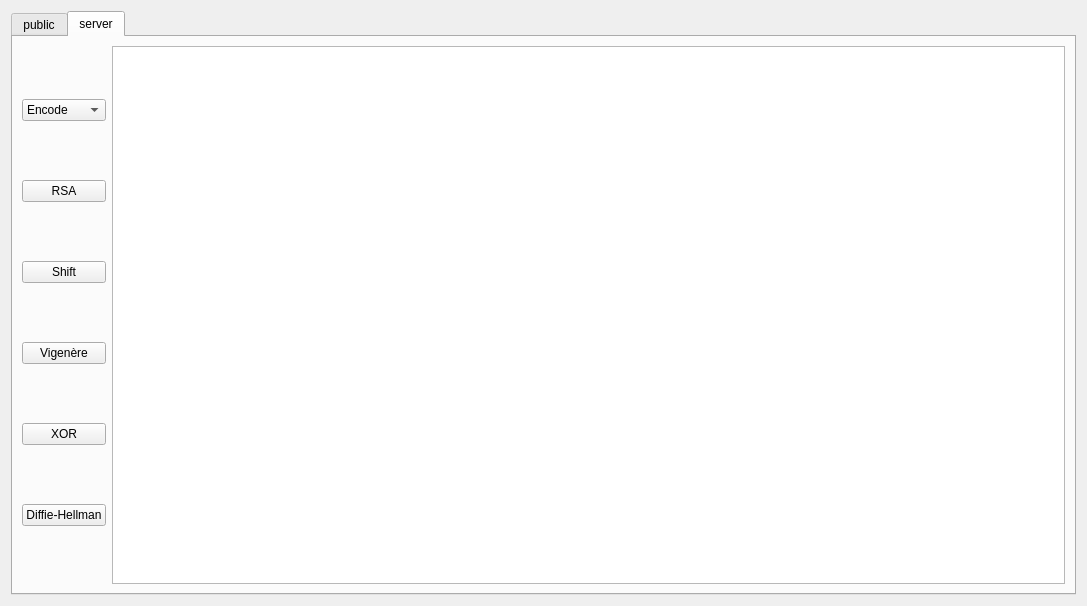
The window that UserInterface/gui2.ui (kevivois/CryptoProject) describes before a commit, drawn with Qt 5.
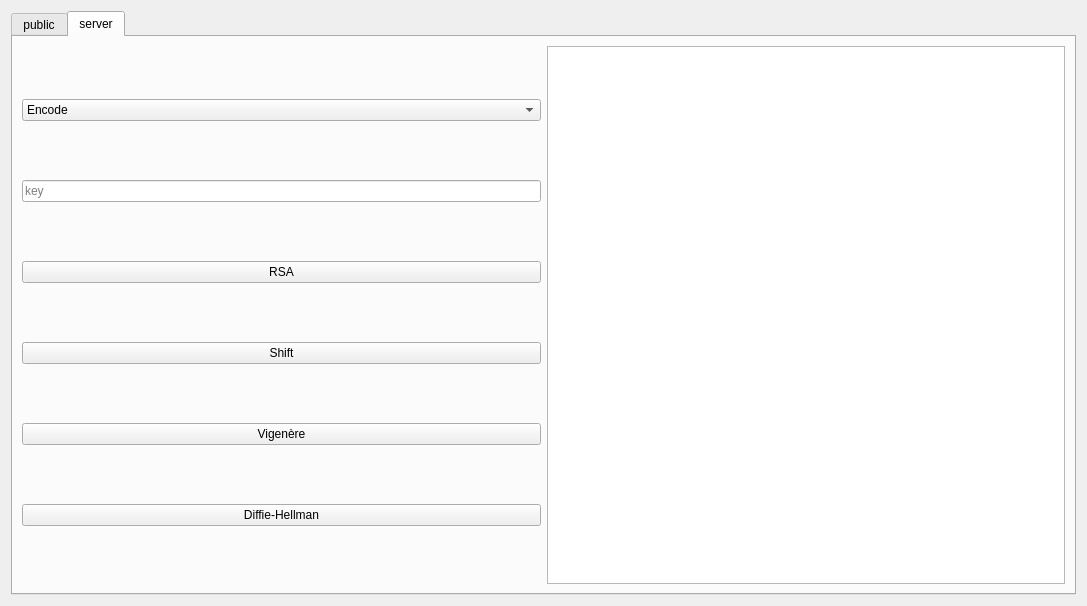
The same window after the commit. The open tabs and pages were chosen to show the change.

```diff
--- a/UserInterface/gui2.ui
+++ b/UserInterface/gui2.ui
@@ -219,6 +219,13 @@
                   </item>
                </widget>
             </item>
+          <item>
+           <widget class="QLineEdit" name="lineEdit_OperationValue">
+            <property name="placeholderText">
+             <string>key</string>
+            </property>
+           </widget>
+          </item>
             <item>
                <widget class="QPushButton" name="pushButton_RSA">
                   <property name="text">
@@ -240,13 +247,6 @@
                   </property>
                </widget>
             </item>
-            <item>
-               <widget class="QPushButton" name="pushButton_xor">
-                  <property name="text">
-                     <string>XOR</string>
-                  </property>
-               </widget>
-            </item>
             <item>
                <widget class="QPushButton" name="pushButton_diffie">
                   <property name="text">
@@ -257,7 +257,7 @@
          </layout>
       </item>
       <item>
-         <layout class="QVBoxLayout" name="verticalLayout_4">
+         <layout class="QHBoxLayout" name="horizontalLayout_6">
             <item>
                <widget class="QListWidget" name="listWidget_serverMessages"/>
             </item>
```
Left out of the diff: 30 changed lines with no effect on the pictures. Lines whose indentation alone changed are shown as unchanged.
